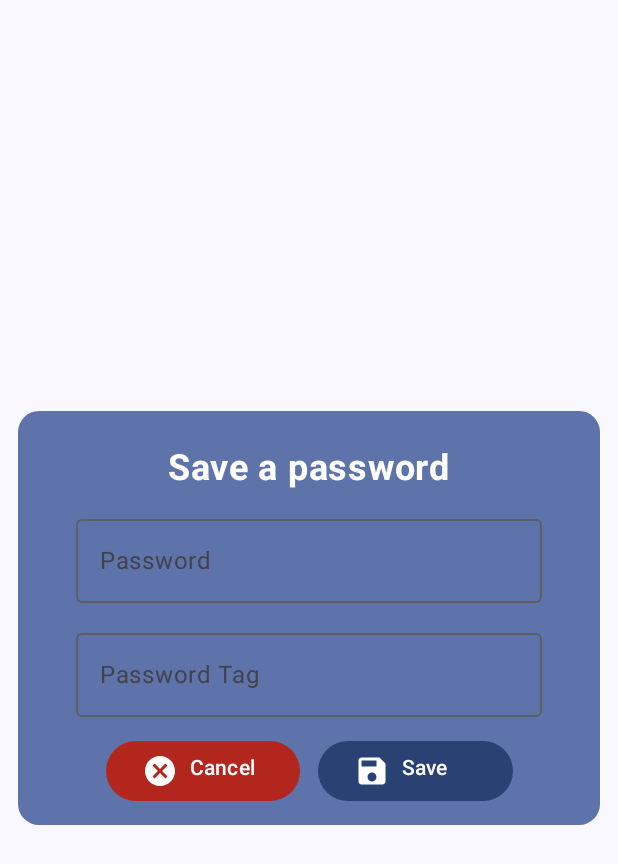
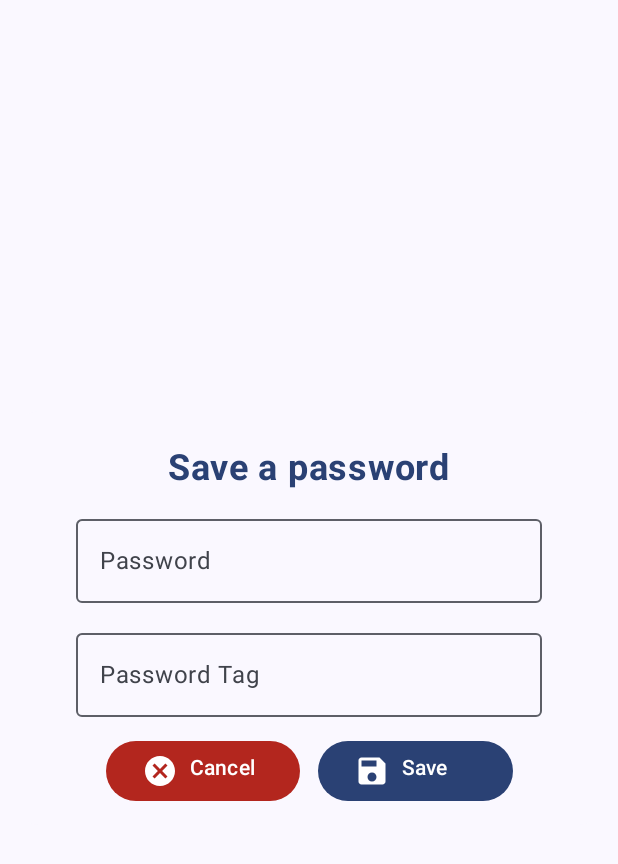
Before and after one commit to AAyar94/Password_Generator_Compose, an Android app built with Jetpack Compose: the composable PasswordSaveAlertDialog called with empty values, on a phone screen of 412 x 824 dp. Shown: the top 864 px of the screen. Run offline under Robolectric (Android 15) with nearby library versions, the light colour scheme and no system bars; our stand-ins replace Dagger/Hilt's generated code.

Commit message:
- alert dialog color scheme changed

```diff
--- a/app/src/main/java/com/aayar94/passwordgenerator/component/PasswordSaveAlertDialog.kt
+++ b/app/src/main/java/com/aayar94/passwordgenerator/component/PasswordSaveAlertDialog.kt
@@ -1,5 +1,6 @@
 package com.aayar94.passwordgenerator.component
 
+import android.content.res.Configuration.UI_MODE_NIGHT_YES
 import androidx.compose.foundation.background
 import androidx.compose.foundation.layout.Arrangement
 import androidx.compose.foundation.layout.Box
@@ -38,6 +39,7 @@ import androidx.compose.ui.Modifier
 import androidx.compose.ui.graphics.Color
 import androidx.compose.ui.res.stringResource
 import androidx.compose.ui.text.font.FontWeight
+import androidx.compose.ui.tooling.preview.Preview
 import androidx.compose.ui.unit.dp
 import androidx.compose.ui.unit.sp
 import androidx.hilt.navigation.compose.hiltViewModel
@@ -65,7 +67,7 @@ fun PasswordSaveAlertDialog(
                 .padding(horizontal = 12.dp)
                 .align(Alignment.Center),
             shape = RoundedCornerShape(14.dp),
-            colors = CardDefaults.cardColors(containerColor = MaterialTheme.colorScheme.primaryContainer)
+            colors = CardDefaults.cardColors(containerColor = MaterialTheme.colorScheme.surface)
         ) {
             Column(
                 modifier = Modifier
@@ -76,7 +78,7 @@ fun PasswordSaveAlertDialog(
                     text = stringResource(R.string.save_a_password),
                     modifier = Modifier
                         .padding(top = 24.dp),
-                    color = MaterialTheme.colorScheme.onPrimaryContainer,
+                    color = MaterialTheme.colorScheme.primary,
                     fontWeight = FontWeight.Bold,
                     fontSize = 24.sp
                 )
@@ -87,7 +89,7 @@ fun PasswordSaveAlertDialog(
                     readOnly = true,
                     modifier = Modifier.fillMaxWidth(0.8f),
                     shape = TextFieldDefaults.outlinedShape,
-                    label = { Text(text = stringResource(R.string.password)) }
+                    label = { Text(text = stringResource(R.string.password)) },
                 )
                 Spacer(modifier = Modifier.height(12.dp))
                 OutlinedTextField(
@@ -154,3 +156,10 @@ fun PasswordSaveAlertDialog(
         }
     }
 }
+
+@Preview
+@Preview(uiMode = UI_MODE_NIGHT_YES)
+@Composable
+fun PasswordSaveAlertDialogPreview() {
+    PasswordSaveAlertDialog("password", viewModel = hiltViewModel(), {})
+}
```
Also changed, not shown: app/src/main/java/com/aayar94/passwordgenerator/ui/screens/password_generator/PasswordGenerator.kt (+15 -16 lines).
